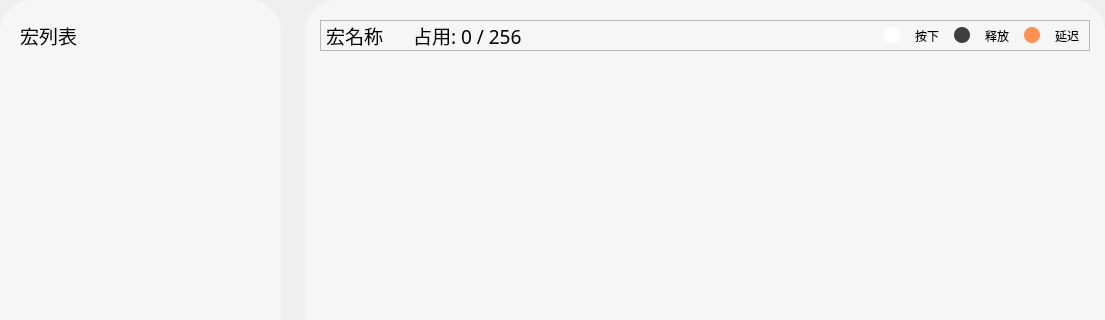
Old version of the form FrameMacro.ui in the repository wlffeng2008/AkkoStudio; both pictures show x 0 to 1105 and y 0 to 320 of the 1105 by 604 pixel window.
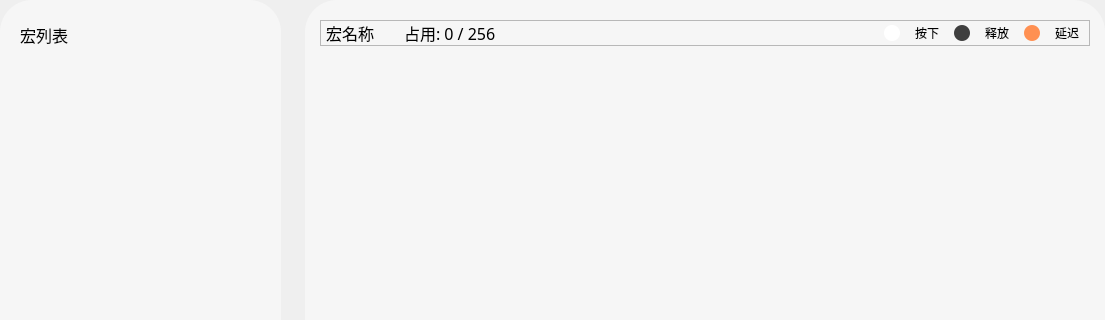
New version of the form. Icons and pictures are not drawn.

What changed in the file:
```diff
--- a/FrameMacro.ui
+++ b/FrameMacro.ui
@@ -138,7 +138,7 @@
              <property name="font">
               <font>
                <family>MiSans</family>
-               <pointsize>14</pointsize>
+               <pointsize>12</pointsize>
                <bold>false</bold>
               </font>
              </property>
@@ -363,7 +363,7 @@
                  <property name="font">
                   <font>
                    <family>MiSans</family>
-                   <pointsize>14</pointsize>
+                   <pointsize>12</pointsize>
                    <bold>false</bold>
                   </font>
                  </property>
@@ -393,7 +393,7 @@
                  <property name="font">
                   <font>
                    <family>MiSans</family>
-                   <pointsize>14</pointsize>
+                   <pointsize>12</pointsize>
                    <bold>false</bold>
                   </font>
                  </property>
@@ -430,7 +430,7 @@
                   </size>
                  </property>
                  <property name="styleSheet">
-                  <string notr="true">QLabel {width: 16px;height:16px;background-color:#FFFFFF ;border:1px soild #E2E2E2;border-radius:8px;}</string>
+                  <string notr="true">QLabel {width: 16px;height:16px;background-color:#FFFFFF ; border:1px soild #303030; border-radius:8px;}</string>
                  </property>
                  <property name="text">
                   <string/>
@@ -540,7 +540,7 @@
                  <x>0</x>
                  <y>0</y>
                  <width>770</width>
-                 <height>444</height>
+                 <height>447</height>
                 </rect>
                </property>
                <layout class="QHBoxLayout" name="horizontalLayout_5">
```
